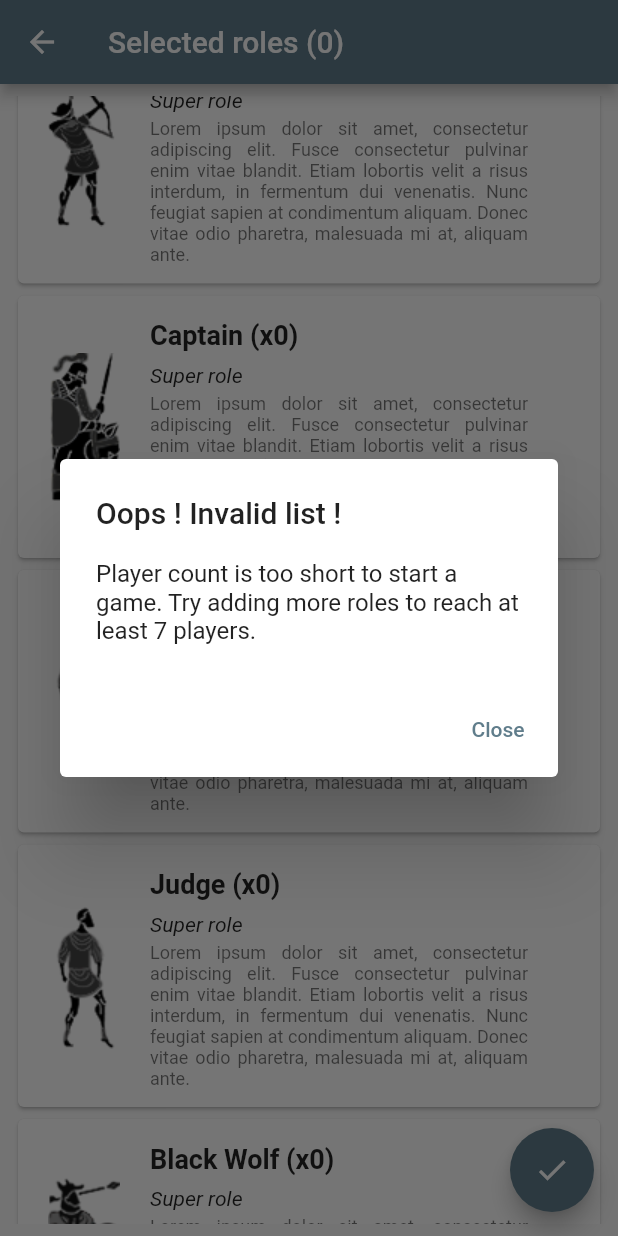
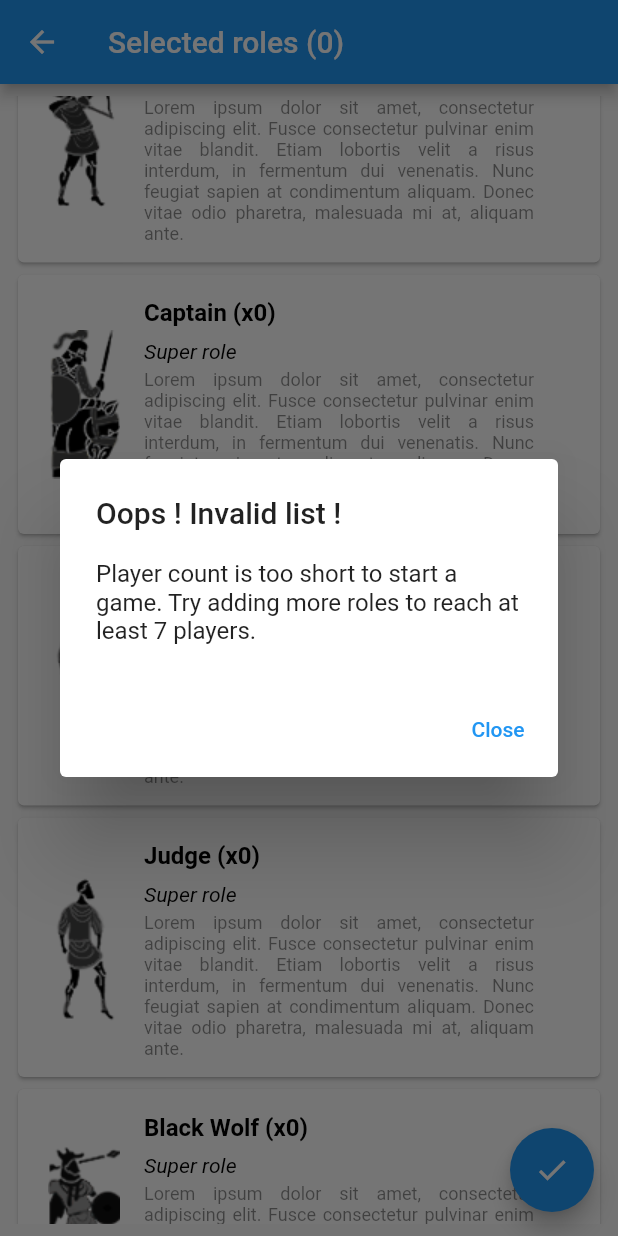
Before and after one commit to RiadhAdrani/werewolves, a Flutter app: the SelectRolesView screen opened by its route, scrolled down 1152 dp, after a tap on the "done" icon, on a phone screen of 412 x 824 dp. Run offline on Flutter 3.47's test engine with Material 2 defaults, Android fonts, the light colour scheme and no system bars.

Commit message:
feat: add button, fab, card and text widgets

```diff
--- a/lib/main.dart
+++ b/lib/main.dart
@@ -25,7 +25,7 @@
   @override
   Widget build(BuildContext context) {
     return MaterialApp(
-      title: 'Flutter Demo',
+      title: 'Werewolves',
       initialRoute: '/',
       routes: {
         '/': (context) => const HomeView(),
@@ -34,9 +34,6 @@
         '/game': (context) => ChangeNotifierProvider(
             create: (context) => Game(), child: const GameArgumentsExtractor())
       },
-      theme: ThemeData(
-          primarySwatch: Colors.blueGrey,
-          buttonTheme: ButtonThemeData(splashColor: Colors.blueGrey[100])),
     );
   }
 }
--- a/lib/views/select_view.dart
+++ b/lib/views/select_view.dart
@@ -3,6 +3,7 @@
 import 'package:werewolves/models/game.dart';
 import 'package:werewolves/models/role.dart';
 import 'package:werewolves/models/selected_model.dart';
+import 'package:werewolves/widgets/common.dart';
 import 'package:werewolves/widgets/select/select_role_button_view.dart';
 
 class SelectRolesView extends StatefulWidget {
@@ -47,10 +48,7 @@
         return Scaffold(
           appBar: AppBar(
               title: Text('Selected roles (${selectController.items.length})')),
-          floatingActionButton: FloatingActionButton(
-            onPressed: (() => {_next(context)}),
-            child: const Icon(Icons.done),
-          ),
+          floatingActionButton: fab(Icons.done, () => _next(context)),
           body: Padding(
             padding: const EdgeInsets.all(8.0),
             child: ListView(
--- a/lib/widgets/cards/role_with_name_card.dart
+++ b/lib/widgets/cards/role_with_name_card.dart
@@ -1,13 +1,14 @@
 import 'package:flutter/material.dart';
 import 'package:werewolves/models/role.dart';
+import 'package:werewolves/widgets/common.dart';
 
 Widget roleWithPlayerName(Role role, BuildContext context) {
-  return Card(
+  return card(
     child: Padding(
       padding: const EdgeInsets.all(8.0),
       child: Column(crossAxisAlignment: CrossAxisAlignment.start, children: [
         Text(
-          role.player.id,
+          role.player.name,
           style: TextStyle(
               fontSize: 20,
               color: Colors.blueGrey[900],
--- /dev/null
+++ b/lib/widgets/common.dart
@@ -0,0 +1,107 @@
+import 'package:flutter/material.dart';
+
+Widget button(String text, Function onClick, {bool flat = false}) {
+  Widget content = Text(text);
+
+  if (flat) {
+    return TextButton(
+      onPressed: () => onClick(),
+      child: content,
+    );
+  } else {
+    return ElevatedButton(
+      onPressed: () => onClick(),
+      child: content,
+    );
+  }
+}
+
+FloatingActionButton fab(IconData icon, Function onClick) {
+  return FloatingActionButton(
+    onPressed: () => onClick(),
+    child: Icon(icon),
+  );
+}
+
+Widget card({bool isSelected = false, Widget child = const Text('card')}) {
+  return Card(
+    color: isSelected ? Colors.grey[300] : Colors.white,
+    child: child,
+  );
+}
+
+Text text(String data,
+    {Color color = Colors.black,
+    FontWeight weight = FontWeight.normal,
+    double size = 14,
+    bool italic = false,
+    bool overflow = true,
+    bool justify = false}) {
+  return Text(
+    data,
+    textAlign: justify ? TextAlign.justify : TextAlign.start,
+    style: TextStyle(
+        color: color,
+        fontWeight: weight,
+        fontSize: size,
+        fontStyle: italic ? FontStyle.italic : FontStyle.normal),
+    overflow: overflow ? TextOverflow.visible : TextOverflow.fade,
+  );
+}
+
+Text headingTitle(
+  String data, {
+  Color color = Colors.black,
+  FontWeight weight = FontWeight.bold,
+  bool italic = false,
+}) {
+  return text(data,
+      color: color, weight: weight, size: 24, italic: italic, overflow: false);
+}
+
+Text title(String data,
+    {Color color = Colors.black,
+    FontWeight weight = FontWeight.bold,
+    bool italic = false}) {
+  return text(data,
+      color: color, weight: weight, size: 20, italic: italic, overflow: false);
+}
+
+Text subTitle(String data,
+    {Color color = Colors.black,
+    FontWeight weight = FontWeight.w600,
+    bool italic = false}) {
+  return text(data,
+      color: color, weight: weight, size: 16, italic: italic, overflow: false);
+}
+
+Text paragraph(String data,
+    {Color color = Colors.black45,
+    FontWeight weight = FontWeight.normal,
+    bool italic = false}) {
+  return text(data,
+      color: color,
+      weight: weight,
+      size: 12,
+      italic: italic,
+      overflow: true,
+      justify: true);
+}
+
+Widget padding(List<double> padding, Widget child) {
+  EdgeInsetsGeometry p = EdgeInsets.zero;
+
+  if (padding.isEmpty) {
+    p = EdgeInsets.zero;
+  } else if (padding.length == 1) {
+    p = EdgeInsets.all(padding[0]);
+  } else if (padding.length == 2) {
+    p = EdgeInsets.symmetric(vertical: padding[0], horizontal: padding[1]);
+  } else if (padding.length == 3) {
+    p = EdgeInsets.fromLTRB(0, padding[0], padding[1], padding[2]);
+  } else if (padding.length > 3) {
+    p = EdgeInsets.fromLTRB(padding[3], padding[0], padding[1], padding[2]);
+  }
+
+  return Padding(padding: p, child: child);
+}
--- a/lib/widgets/game/game_night_view_role_info.dart
+++ b/lib/widgets/game/game_night_view_role_info.dart
@@ -9,7 +9,7 @@
       Padding(
         padding: const EdgeInsets.all(4.0),
         child: Text(
-          role.icon,
+          role.name,
           style: const TextStyle(fontSize: 25, fontWeight: FontWeight.bold),
         ),
       ),
--- a/lib/widgets/select/select_role_button_view.dart
+++ b/lib/widgets/select/select_role_button_view.dart
@@ -1,52 +1,34 @@
 import 'package:flutter/material.dart';
 import 'package:werewolves/models/role.dart';
+import 'package:werewolves/widgets/common.dart';
 
 Widget selectRoleButtonView(
     Role role, bool isSelected, count, onPressed, onLongPress) {
-  return Card(
-    color: isSelected ? Colors.grey[200] : Colors.white,
+  return card(
+    isSelected: isSelected,
     child: InkWell(
         onTap: () => onPressed(),
         onLongPress: () => onLongPress(),
-        child: Padding(
-          padding: const EdgeInsets.all(12.0),
-          child: Row(
+        child: padding(
+          [12],
+          Row(
             children: [
-              Padding(
-                padding: const EdgeInsets.all(8.0),
-                child: Image.asset(role.icon),
+              padding(
+                [8],
+                Image.asset(role.icon),
               ),
               Flexible(
-                child: Padding(
-                  padding: const EdgeInsets.symmetric(horizontal: 12),
-                  child: Column(
+                child: padding(
+                  [0, 8],
+                  Column(
                     crossAxisAlignment: CrossAxisAlignment.start,
                     children: [
-                      Padding(
-                        padding: const EdgeInsets.symmetric(vertical: 4),
-                        child: Text(
-                          '${role.name} (x$count)',
-                          style: const TextStyle(
-                              fontSize: 18, fontWeight: FontWeight.bold),
-                          overflow: TextOverflow.fade,
-                        ),
-                      ),
-                      Padding(
-                        padding: const EdgeInsets.symmetric(vertical: 4),
-                        child: Text(
-                          role.isUnique ? 'Super role' : 'Normal role',
-                          style: const TextStyle(fontStyle: FontStyle.italic),
-                        ),
-                      ),
-                      Text(
-                        role.description,
-                        style: const TextStyle(
-                          fontSize: 12,
-                          color: Colors.black54,
-                        ),
-                        overflow: TextOverflow.fade,
-                        textAlign: TextAlign.justify,
-                      ),
+                      padding([4, 0], subTitle('${role.name} (x$count)')),
+                      padding(
+                          [4, 0],
+                          text(role.isUnique ? 'Super role' : 'Normal role',
+                              italic: true)),
+                      paragraph(role.description),
                     ],
                   ),
                 ),
```
Also changed, not shown: lib/theme/theme.dart (added, +7 -0 lines), lib/views/distribute_view.dart (+4 -13 lines), lib/views/home_view.dart (+4 -6 lines).
